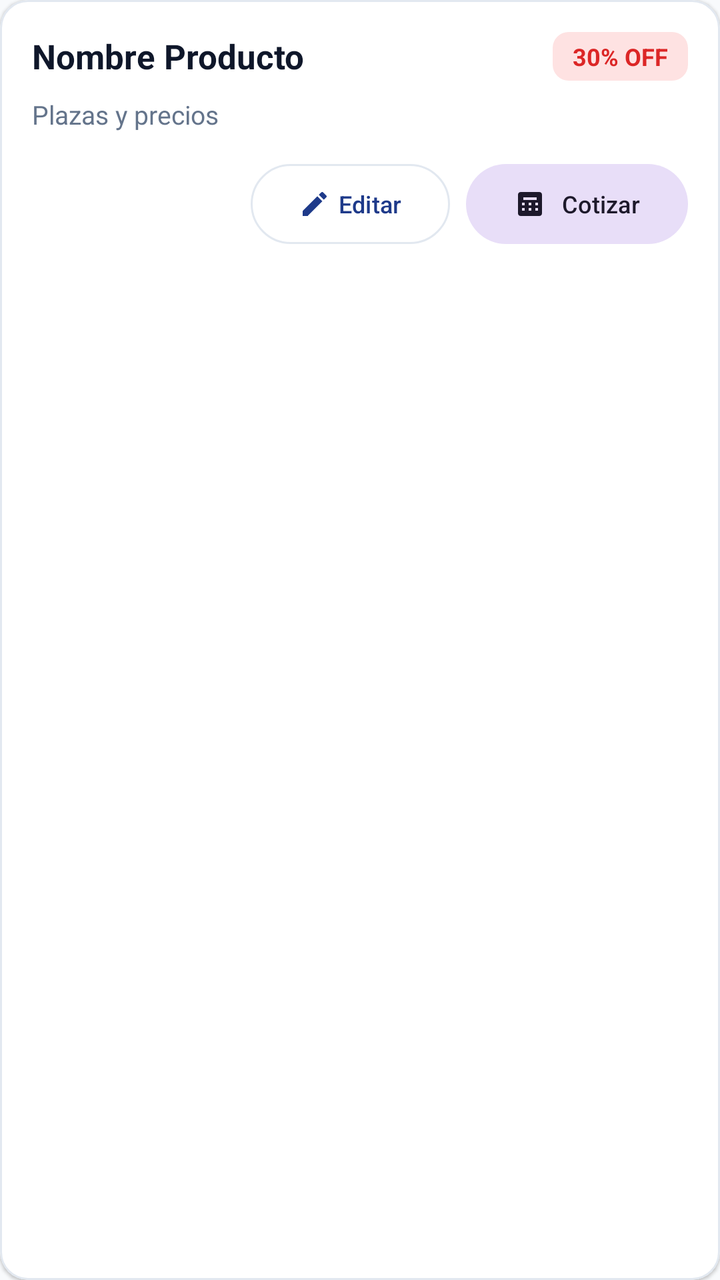
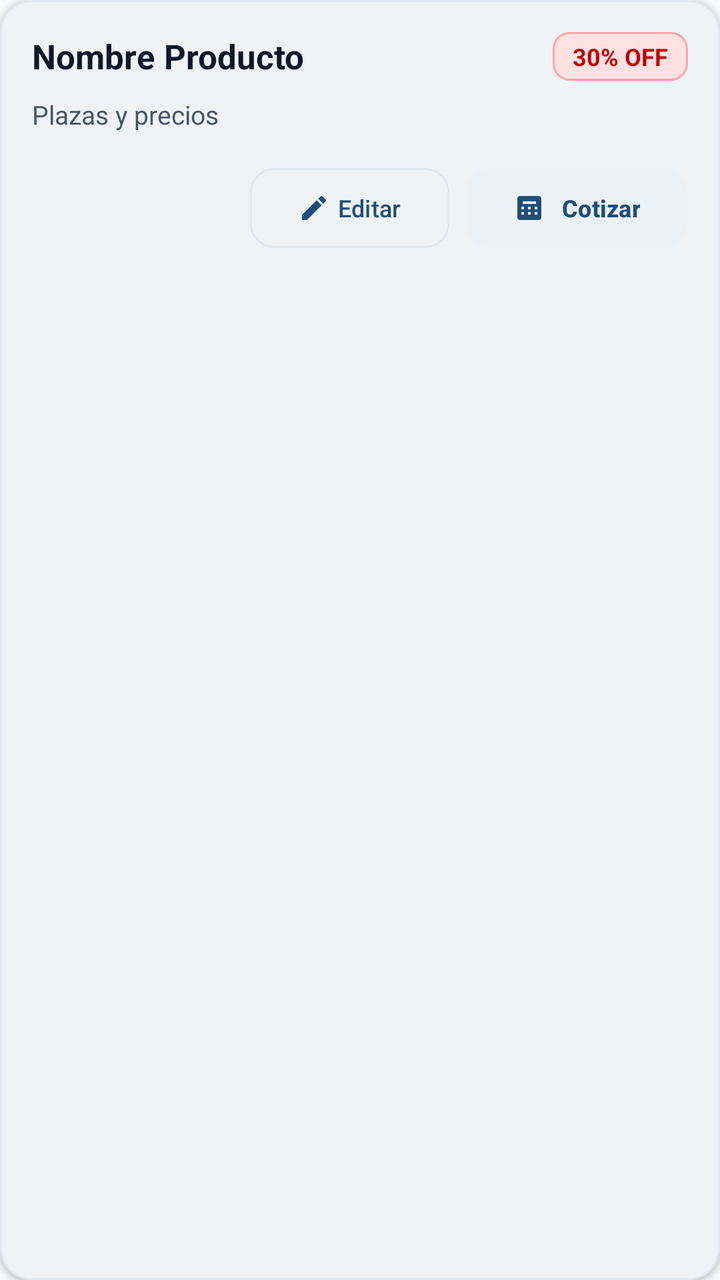

Before-and-after screenshots of an Android layout around one commit, followed by the original layout XML and the change that was made.
<!-- AndroidManifest.xml: application theme Theme.Cannon -->
<!-- res/layout/item_catalog_product.xml -->
<?xml version="1.0" encoding="utf-8"?>
<com.google.android.material.card.MaterialCardView xmlns:android="http://schemas.android.com/apk/res/android"
    xmlns:app="http://schemas.android.com/apk/res-auto"
    android:layout_width="match_parent"
    android:layout_height="wrap_content"
    android:layout_marginHorizontal="16dp"
    android:layout_marginVertical="6dp"
    app:cardBackgroundColor="@color/surface"
    app:cardCornerRadius="14dp"
    app:cardElevation="1dp"
    app:strokeColor="@color/card_stroke"
    app:strokeWidth="1dp">

    <LinearLayout
        android:layout_width="match_parent"
        android:layout_height="wrap_content"
        android:orientation="vertical"
        android:padding="16dp">

        <LinearLayout
            android:layout_width="match_parent"
            android:layout_height="wrap_content"
            android:gravity="center_vertical"
            android:orientation="horizontal">

            <TextView
                android:id="@+id/tvItemNombre"
                android:layout_width="0dp"
                android:layout_height="wrap_content"
                android:layout_weight="1"
                android:text="Nombre Producto"
                android:textColor="@color/text_primary"
                android:textSize="17sp"
                android:textStyle="bold" />

            <TextView
                android:id="@+id/tvItemDescuento"
                android:layout_width="wrap_content"
                android:layout_height="wrap_content"
                android:background="@drawable/bg_discount_badge"
                android:paddingHorizontal="10dp"
                android:paddingVertical="4dp"
                android:text="30% OFF"
                android:textColor="@color/discount_badge"
                android:textSize="12sp"
                android:textStyle="bold" />
        </LinearLayout>

        <TextView
            android:id="@+id/tvItemPlazas"
            android:layout_width="match_parent"
            android:layout_height="wrap_content"
            android:layout_marginTop="8dp"
            android:lineSpacingExtra="3dp"
            android:text="Plazas y precios"
            android:textColor="@color/text_secondary"
            android:textSize="13sp" />

        <LinearLayout
            android:layout_width="match_parent"
            android:layout_height="wrap_content"
            android:layout_marginTop="12dp"
            android:gravity="end|center_vertical"
            android:orientation="horizontal">

            <com.google.android.material.button.MaterialButton
                android:id="@+id/btnItemEditar"
                style="@style/Widget.Material3.Button.OutlinedButton"
                android:layout_width="wrap_content"
                android:layout_height="wrap_content"
                android:layout_marginEnd="8dp"
                android:text="Editar"
                android:textColor="@color/primary_brand"
                android:textSize="12sp"
                app:icon="@drawable/ic_edit"
                app:iconSize="16dp"
                app:iconTint="@color/primary_brand"
                app:strokeColor="@color/card_stroke" />

            <com.google.android.material.button.MaterialButton
                android:id="@+id/btnItemCotizar"
                style="@style/Widget.Material3.Button.TonalButton"
                android:layout_width="wrap_content"
                android:layout_height="wrap_content"
                android:text="Cotizar"
                android:textSize="12sp"
                app:icon="@drawable/ic_calculate"
                app:iconSize="16dp" />
        </LinearLayout>

    </LinearLayout>
</com.google.android.material.card.MaterialCardView>
<!-- resources referenced by this layout -->
<resources>
  <color name="card_stroke">#E2E8F0</color>
  <color name="discount_badge">#DC2626</color>
  <color name="primary_brand">#1E3A8A</color>
  <color name="surface">#FFFFFF</color>
  <color name="text_primary">#0F172A</color>
  <color name="text_secondary">#64748B</color>
  <!-- drawable bg_discount_badge (drawable) -->
  <?xml version="1.0" encoding="utf-8"?>
  <shape xmlns:android="http://schemas.android.com/apk/res/android"
      android:shape="rectangle">
      <corners android:radius="8dp" />
      <solid android:color="@color/discount_badge_light" />
  </shape>
  <!-- drawable ic_calculate (drawable) -->
  <vector xmlns:android="http://schemas.android.com/apk/res/android"
      android:width="24dp"
      android:height="24dp"
      android:viewportWidth="24"
      android:viewportHeight="24">
    <path
        android:fillColor="@android:color/white"
        android:pathData="M19,3H5C3.9,3 3,3.9 3,5v14c0,1.1 0.9,2 2,2h14c1.1,0 2,-0.9 2,-2V5C21,3.9 20.1,3 19,3zM7,7h10v2H7V7zM8,17H6v-2h2V17zM8,13H6v-2h2V13zM13,17h-2v-2h2V17zM13,13h-2v-2h2V13zM18,17h-2v-2h2V17zM18,13h-2v-2h2V13z"/>
  </vector>
  <!-- drawable ic_edit (drawable) -->
  <vector xmlns:android="http://schemas.android.com/apk/res/android"
      android:width="24dp"
      android:height="24dp"
      android:viewportWidth="24"
      android:viewportHeight="24">
    <path
        android:fillColor="@android:color/white"
        android:pathData="M3,17.25V21h3.75L17.81,9.94l-3.75,-3.75L3,17.25zM20.71,7.04c0.39,-0.39 0.39,-1.02 0,-1.41l-2.34,-2.34c-0.39,-0.39 -1.02,-0.39 -1.41,0l-1.83,1.83 3.75,3.75 1.83,-1.83z"/>
  </vector>
  <style name="Theme.Cannon" parent="Theme.Material3.Light.NoActionBar">
          <item name="colorPrimary">@color/primary</item>
          <item name="colorPrimaryVariant">@color/primary_dark</item>
          <item name="colorOnPrimary">@color/white</item>
          <item name="colorSecondary">@color/secondary</item>
          <item name="android:windowBackground">@color/background</item>
          <item name="android:statusBarColor">@color/primary_dark</item>
      </style>
  <color name="discount_badge_light">#FEE2E2</color>
  <color name="primary">#0A192F</color>
  <color name="primary_dark">#07111E</color>
  <color name="white">#FFFFFF</color>
  <color name="secondary">#059669</color>
  <color name="background">#F8FAFC</color>
</resources>

<!-- the commit's change to res/layout/item_catalog_product.xml (unified diff, before → after) -->
@@ -6,8 +6,8 @@
     android:layout_marginHorizontal="16dp"
     android:layout_marginVertical="6dp"
     app:cardBackgroundColor="@color/surface"
-    app:cardCornerRadius="14dp"
-    app:cardElevation="1dp"
+    app:cardCornerRadius="16dp"
+    app:cardElevation="1.5dp"
     app:strokeColor="@color/card_stroke"
     app:strokeWidth="1dp">
 
@@ -41,7 +41,7 @@
                 android:paddingHorizontal="10dp"
                 android:paddingVertical="4dp"
                 android:text="30% OFF"
-                android:textColor="@color/discount_badge"
+                android:textColor="@color/cannon_red"
                 android:textSize="12sp"
                 android:textStyle="bold" />
         </LinearLayout>
@@ -59,7 +59,7 @@
         <LinearLayout
             android:layout_width="match_parent"
             android:layout_height="wrap_content"
-            android:layout_marginTop="12dp"
+            android:layout_marginTop="14dp"
             android:gravity="end|center_vertical"
             android:orientation="horizontal">
 
@@ -70,12 +70,13 @@
                 android:layout_height="wrap_content"
                 android:layout_marginEnd="8dp"
                 android:text="Editar"
-                android:textColor="@color/primary_brand"
+                android:textColor="@color/cannon_navy"
                 android:textSize="12sp"
                 app:icon="@drawable/ic_edit"
                 app:iconSize="16dp"
-                app:iconTint="@color/primary_brand"
-                app:strokeColor="@color/card_stroke" />
+                app:iconTint="@color/cannon_navy"
+                app:strokeColor="@color/card_stroke"
+                app:cornerRadius="12dp" />
 
             <com.google.android.material.button.MaterialButton
                 android:id="@+id/btnItemCotizar"
@@ -83,9 +84,14 @@
                 android:layout_width="wrap_content"
                 android:layout_height="wrap_content"
                 android:text="Cotizar"
+                android:textColor="@color/cannon_navy"
+                android:textStyle="bold"
                 android:textSize="12sp"
+                app:backgroundTint="@color/cannon_navy_surface"
                 app:icon="@drawable/ic_calculate"
-                app:iconSize="16dp" />
+                app:iconTint="@color/cannon_navy"
+                app:iconSize="16dp"
+                app:cornerRadius="12dp" />
         </LinearLayout>
 
     </LinearLayout>
<!-- resource entries referenced after the edit -->
@@ -1,17 +1,21 @@
 <!-- resources referenced by this layout -->
 <resources>
+  <color name="cannon_navy">#1F4E79</color>
+  <color name="cannon_navy_surface">#EBF2F7</color>
+  <color name="cannon_red">#C00000</color>
   <color name="card_stroke">#E2E8F0</color>
-  <color name="discount_badge">#DC2626</color>
-  <color name="primary_brand">#1E3A8A</color>
   <color name="surface">#FFFFFF</color>
   <color name="text_primary">#0F172A</color>
-  <color name="text_secondary">#64748B</color>
+  <color name="text_secondary">#475569</color>
   <!-- drawable bg_discount_badge (drawable) -->
   <?xml version="1.0" encoding="utf-8"?>
   <shape xmlns:android="http://schemas.android.com/apk/res/android"
       android:shape="rectangle">
       <corners android:radius="8dp" />
       <solid android:color="@color/discount_badge_light" />
+      <stroke
+          android:width="1dp"
+          android:color="@color/discount_badge_border" />
   </shape>
   <!-- drawable ic_calculate (drawable) -->
   <vector xmlns:android="http://schemas.android.com/apk/res/android"
@@ -34,18 +38,21 @@
         android:pathData="M3,17.25V21h3.75L17.81,9.94l-3.75,-3.75L3,17.25zM20.71,7.04c0.39,-0.39 0.39,-1.02 0,-1.41l-2.34,-2.34c-0.39,-0.39 -1.02,-0.39 -1.41,0l-1.83,1.83 3.75,3.75 1.83,-1.83z"/>
   </vector>
   <style name="Theme.Cannon" parent="Theme.Material3.Light.NoActionBar">
-          <item name="colorPrimary">@color/primary</item>
-          <item name="colorPrimaryVariant">@color/primary_dark</item>
+          <item name="colorPrimary">@color/cannon_navy</item>
+          <item name="colorPrimaryVariant">@color/cannon_navy_dark</item>
           <item name="colorOnPrimary">@color/white</item>
-          <item name="colorSecondary">@color/secondary</item>
+          <item name="colorSecondary">@color/cannon_red</item>
+          <item name="colorOnSecondary">@color/white</item>
+          <item name="colorSurface">@color/surface</item>
+          <item name="colorOnSurface">@color/text_primary</item>
           <item name="android:windowBackground">@color/background</item>
-          <item name="android:statusBarColor">@color/primary_dark</item>
+          <item name="android:statusBarColor">@color/cannon_navy_dark</item>
+          <item name="android:navigationBarColor">@color/surface</item>
       </style>
   <color name="discount_badge_light">#FEE2E2</color>
-  <color name="primary">#0A192F</color>
-  <color name="primary_dark">#07111E</color>
+  <color name="discount_badge_border">#FCA5A5</color>
+  <color name="cannon_navy_dark">#0E294B</color>
   <color name="white">#FFFFFF</color>
-  <color name="secondary">#059669</color>
   <color name="background">#F8FAFC</color>
 </resources>
 
